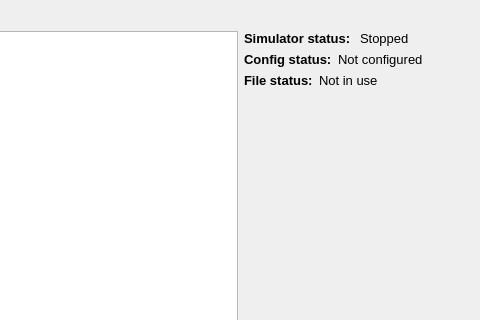
The window that src/gui/simulator.ui (KLZ-0/ICP-project) describes before a commit, drawn with Qt 5; both pictures show x 305 to 785 and y 0 to 320 of the 785 by 547 pixel window.
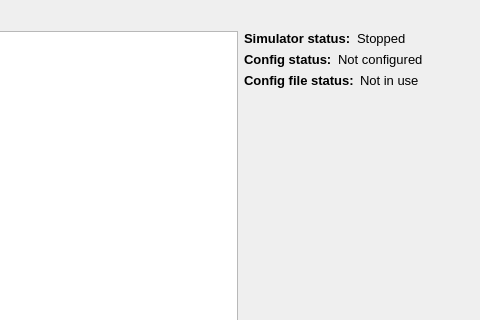
The same window after the commit.

Diff of the .ui file:
```diff
--- a/src/gui/simulator.ui
+++ b/src/gui/simulator.ui
@@ -42,7 +42,7 @@
     <widget class="QPlainTextEdit" name="configEdit"/>
    </item>
    <item row="5" column="7" colspan="3">
-    <layout class="QGridLayout" name="ControlGrid" rowstretch="0,0,0,0,0,0,0,0,1,0,0,0,0,0,0">
+    <layout class="QGridLayout" name="ControlGrid" rowstretch="0,0,0,0,0,0,0,0,0,0,0,0,0,0,0">
      <item row="12" column="0">
       <widget class="QPushButton" name="startButton">
        <property name="font">
@@ -93,8 +93,8 @@
       </widget>
      </item>
      <item row="0" column="0">
-      <layout class="QGridLayout" name="simStatusGrid" columnstretch="0,0">
-       <item row="0" column="1">
+      <layout class="QGridLayout" name="simStatusGrid" columnstretch="0,1">
+       <item row="0" column="1" alignment="Qt::AlignLeft">
         <widget class="QLabel" name="simStatus">
          <property name="font">
           <font>
@@ -136,20 +136,6 @@
      </item>
      <item row="7" column="0">
       <layout class="QGridLayout" name="fileStatusGrid" columnstretch="0,1">
-       <item row="0" column="0">
-        <widget class="QLabel" name="fileStatusLabel">
-         <property name="font">
-          <font>
-           <pointsize>10</pointsize>
-           <weight>75</weight>
-           <bold>true</bold>
-          </font>
-         </property>
-         <property name="text">
-          <string>File status:</string>
-         </property>
-        </widget>
-       </item>
        <item row="0" column="1">
         <widget class="QLabel" name="fileStatus">
          <property name="font">
@@ -162,6 +148,20 @@
          </property>
         </widget>
        </item>
+       <item row="0" column="0">
+        <widget class="QLabel" name="fileStatusLabel">
+         <property name="font">
+          <font>
+           <pointsize>10</pointsize>
+           <weight>75</weight>
+           <bold>true</bold>
+          </font>
+         </property>
+         <property name="text">
+          <string>Config file status:</string>
+         </property>
+        </widget>
+       </item>
       </layout>
      </item>
      <item row="10" column="0">
@@ -191,6 +191,19 @@
        </property>
       </widget>
      </item>
+     <item row="8" column="0">
+      <spacer name="verticalSpacer">
+       <property name="orientation">
+        <enum>Qt::Vertical</enum>
+       </property>
+       <property name="sizeHint" stdset="0">
+        <size>
+         <width>20</width>
+         <height>40</height>
+        </size>
+       </property>
+      </spacer>
+     </item>
     </layout>
    </item>
   </layout>
```
Left out of the diff: 7 changed lines with no effect on the pictures.
